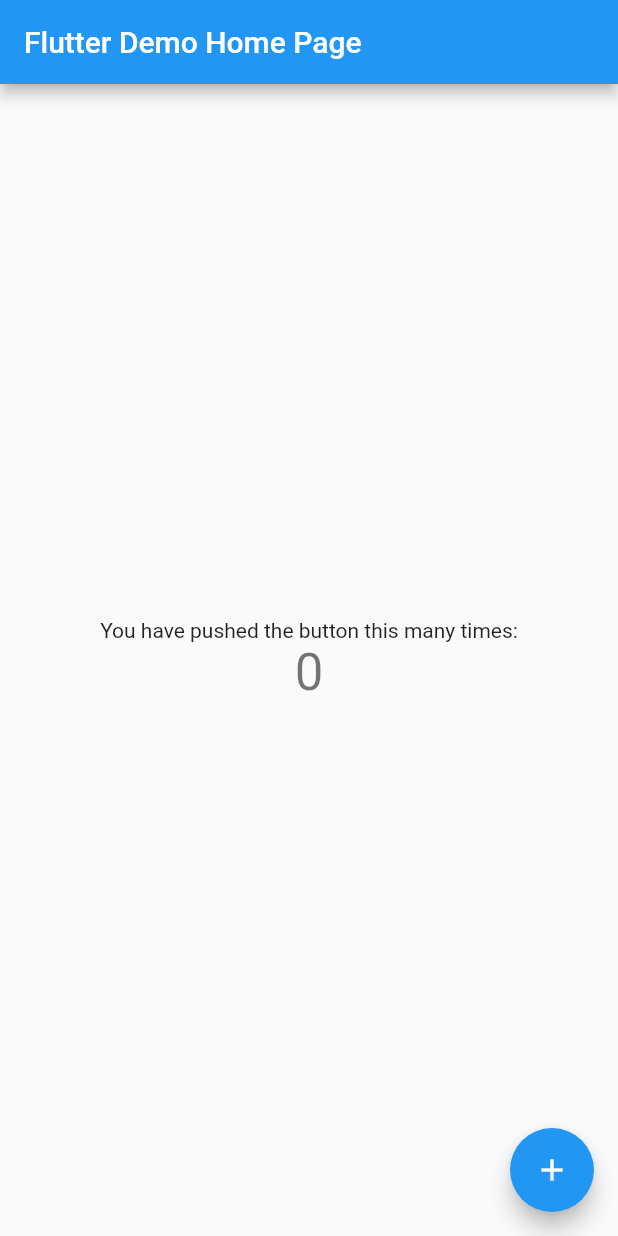
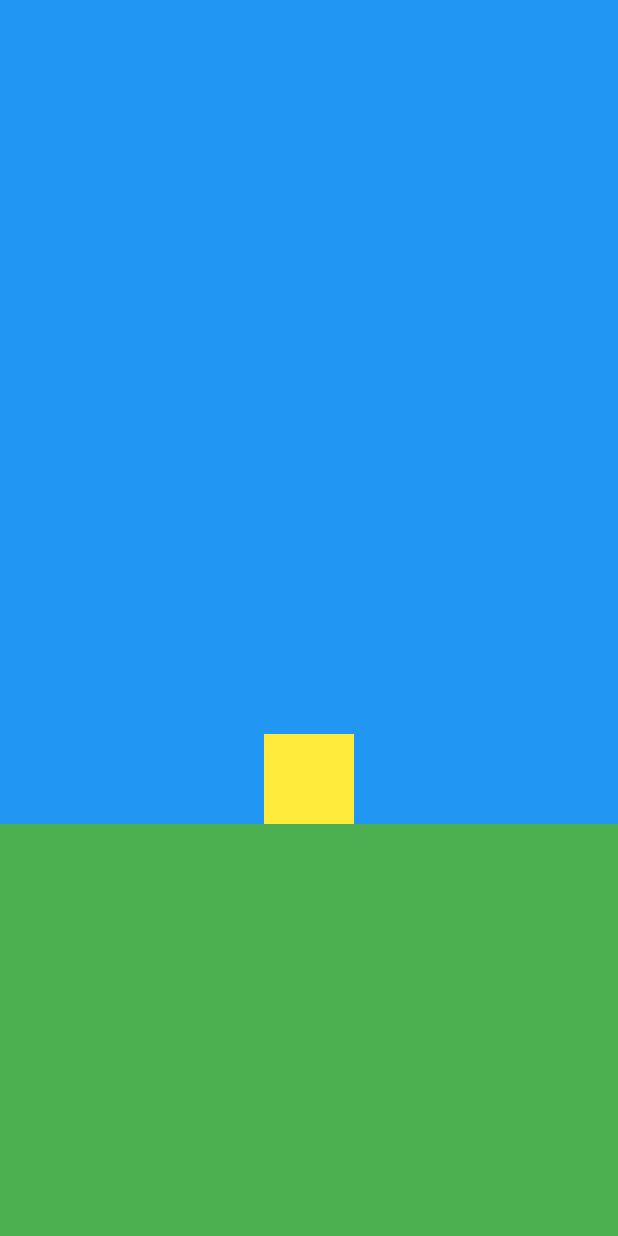
Before and after one commit to T-Vos/garbageCollector, a Flutter app: the screen it shows after launch, on a phone screen of 412 x 824 dp. Run offline on Flutter 3.47's test engine with Material 2 defaults, Android fonts, the phone set to English and light mode, and no system bars.

Commit message:
adds block to the ui

```diff
--- /dev/null
+++ b/lib/carbage.dart
@@ -0,0 +1,12 @@
+import 'package:flutter/material.dart';
+
+class garbageMaterial extends StatelessWidget {
+  @override
+  Widget build(BuildContext context) {
+    return Container(
+      height: 60,
+      width: 60,
+      color: Colors.yellow,
+    );
+  }
+}
--- /dev/null
+++ b/lib/homepage.dart
@@ -0,0 +1,29 @@
+import 'package:flutter/material.dart';
+import 'package:garbagecollector/carbage.dart';
+
+class homePage extends StatefulWidget {
+  const homePage({ Key? key }) : super(key: key);
+
+  @override
+  _homePageState createState() => _homePageState();
+}
+
+class _homePageState extends State<homePage> {
+  @override
+  Widget build(BuildContext context) {
+    return Scaffold(
+      body:Column(
+        children: [
+          Expanded(flex: 2,
+          child: AnimatedContainer(
+            alignment: Alignment(0,1),
+            duration: Duration(milliseconds: 0),
+            color:Colors.blue,
+            child: garbageMaterial(),
+            )),
+          Expanded(child: Container(color : Colors.green)),
+        ],
+      )
+    );
+  }
+}
--- a/lib/main.dart
+++ b/lib/main.dart
@@ -1,115 +1,16 @@
 import 'package:flutter/material.dart';
+import 'homepage.dart';
 
 void main() {
-  runApp(const MyApp());
+  runApp(MyApp());
 }
 
 class MyApp extends StatelessWidget {
-  const MyApp({Key? key}) : super(key: key);
-
-  // This widget is the root of your application.
   @override
   Widget build(BuildContext context) {
     return MaterialApp(
-      title: 'Flutter Demo',
-      theme: ThemeData(
-        // This is the theme of your application.
-        //
-        // Try running your application with "flutter run". You'll see the
-        // application has a blue toolbar. Then, without quitting the app, try
-        // changing the primarySwatch below to Colors.green and then invoke
-        // "hot reload" (press "r" in the console where you ran "flutter run",
-        // or simply save your changes to "hot reload" in a Flutter IDE).
-        // Notice that the counter didn't reset back to zero; the application
-        // is not restarted.
-        primarySwatch: Colors.blue,
-      ),
-      home: const MyHomePage(title: 'Flutter Demo Home Page'),
+      debugShowCheckedModeBanner: false,
+      home: homePage(),
     );
   }
 }
-
-class MyHomePage extends StatefulWidget {
-  const MyHomePage({Key? key, required this.title}) : super(key: key);
-
-  // This widget is the home page of your application. It is stateful, meaning
-  // that it has a State object (defined below) that contains fields that affect
-  // how it looks.
-
-  // This class is the configuration for the state. It holds the values (in this
-  // case the title) provided by the parent (in this case the App widget) and
-  // used by the build method of the State. Fields in a Widget subclass are
-  // always marked "final".
-
-  final String title;
-
-  @override
-  State<MyHomePage> createState() => _MyHomePageState();
-}
-
-class _MyHomePageState extends State<MyHomePage> {
-  int _counter = 0;
-
-  void _incrementCounter() {
-    setState(() {
-      // This call to setState tells the Flutter framework that something has
-      // changed in this State, which causes it to rerun the build method below
-      // so that the display can reflect the updated values. If we changed
-      // _counter without calling setState(), then the build method would not be
-      // called again, and so nothing would appear to happen.
-      _counter++;
-    });
-  }
-
-  @override
-  Widget build(BuildContext context) {
-    // This method is rerun every time setState is called, for instance as done
-    // by the _incrementCounter method above.
-    //
-    // The Flutter framework has been optimized to make rerunning build methods
-    // fast, so that you can just rebuild anything that needs updating rather
-    // than having to individually change instances of widgets.
-    return Scaffold(
-      appBar: AppBar(
-        // Here we take the value from the MyHomePage object that was created by
-        // the App.build method, and use it to set our appbar title.
-        title: Text(widget.title),
-      ),
-      body: Center(
-        // Center is a layout widget. It takes a single child and positions it
-        // in the middle of the parent.
-        child: Column(
-          // Column is also a layout widget. It takes a list of children and
-          // arranges them vertically. By default, it sizes itself to fit its
-          // children horizontally, and tries to be as tall as its parent.
-          //
-          // Invoke "debug painting" (press "p" in the console, choose the
-          // "Toggle Debug Paint" action from the Flutter Inspector in Android
-          // Studio, or the "Toggle Debug Paint" command in Visual Studio Code)
-          // to see the wireframe for each widget.
-          //
-          // Column has various properties to control how it sizes itself and
-          // how it positions its children. Here we use mainAxisAlignment to
-          // center the children vertically; the main axis here is the vertical
-          // axis because Columns are vertical (the cross axis would be
-          // horizontal).
-          mainAxisAlignment: MainAxisAlignment.center,
-          children: <Widget>[
-            const Text(
-              'You have pushed the button this many times:',
-            ),
-            Text(
-              '$_counter',
-              style: Theme.of(context).textTheme.headline4,
-            ),
-          ],
-        ),
-      ),
-      floatingActionButton: FloatingActionButton(
-        onPressed: _incrementCounter,
-        tooltip: 'Increment',
-        child: const Icon(Icons.add),
-      ), // This trailing comma makes auto-formatting nicer for build methods.
-    );
-  }
-}
```
